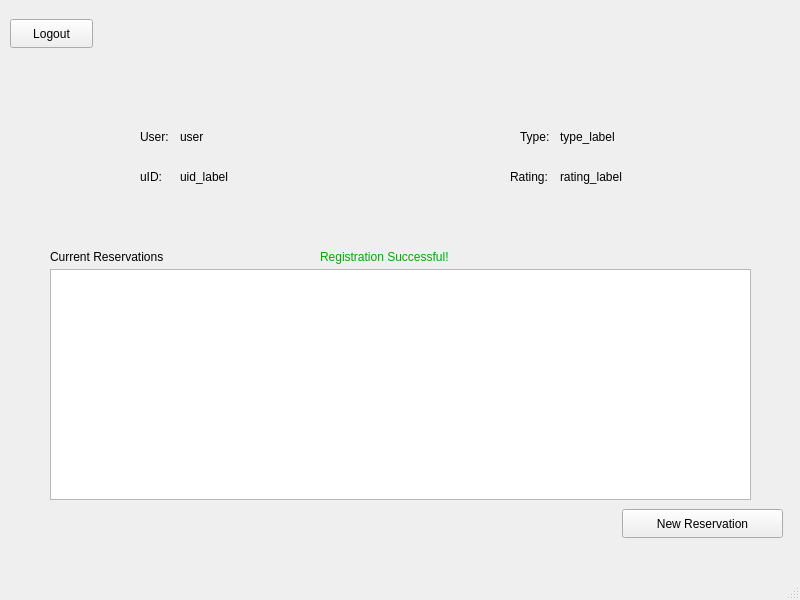
The window that mainwindow.ui (Tristen-Trias/CSUSM-Parking-Application) describes before a commit, drawn with Qt 5.
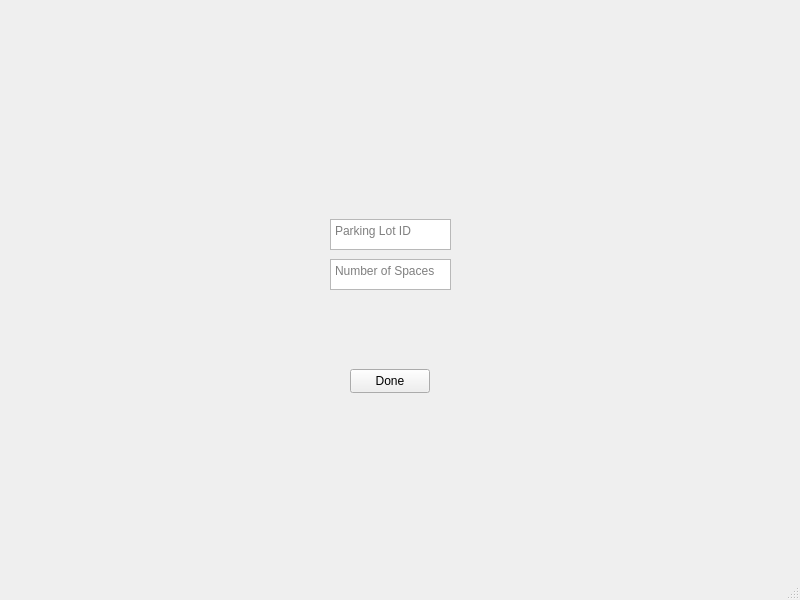
The same window after the commit. The open tabs and pages were chosen to show the change.

Commit message: Added admin functionality

What changed in the file:
```diff
--- a/mainwindow.ui
+++ b/mainwindow.ui
@@ -646,6 +646,93 @@
       </property>
       <property name="text">
        <string>&lt;html&gt;&lt;head/&gt;&lt;body&gt;&lt;p&gt;&lt;span style=&quot; color:#00aa00;&quot;&gt;Registration Successful!&lt;/span&gt;&lt;/p&gt;&lt;/body&gt;&lt;/html&gt;</string>
+      </property>
+     </widget>
+     <widget class="QPushButton" name="delete_reservation_button">
+      <property name="geometry">
+       <rect>
+        <x>40</x>
+        <y>500</y>
+        <width>161</width>
+        <height>29</height>
+       </rect>
+      </property>
+      <property name="text">
+       <string>Delete Reservation</string>
+      </property>
+     </widget>
+     <widget class="QPushButton" name="create_parking_button">
+      <property name="geometry">
+       <rect>
+        <x>640</x>
+        <y>50</y>
+        <width>111</width>
+        <height>31</height>
+       </rect>
+      </property>
+      <property name="text">
+       <string>Create Parking</string>
+      </property>
+     </widget>
+    </widget>
+    <widget class="QWidget" name="admin">
+     <widget class="QTextEdit" name="create_parking_box">
+      <property name="geometry">
+       <rect>
+        <x>330</x>
+        <y>210</y>
+        <width>121</width>
+        <height>31</height>
+       </rect>
+      </property>
+      <property name="html">
+       <string>&lt;!DOCTYPE HTML PUBLIC &quot;-//W3C//DTD HTML 4.0//EN&quot; &quot;http://www.w3.org/TR/REC-html40/strict.dtd&quot;&gt;
+&lt;html&gt;&lt;head&gt;&lt;meta name=&quot;qrichtext&quot; content=&quot;1&quot; /&gt;&lt;meta charset=&quot;utf-8&quot; /&gt;&lt;style type=&quot;text/css&quot;&gt;
+p, li { white-space: pre-wrap; }
+hr { height: 1px; border-width: 0; }
+li.unchecked::marker { content: &quot;\2610&quot;; }
+li.checked::marker { content: &quot;\2612&quot;; }
+&lt;/style&gt;&lt;/head&gt;&lt;body style=&quot; font-family:'Segoe UI'; font-size:9pt; font-weight:400; font-style:normal;&quot;&gt;
+&lt;p style=&quot;-qt-paragraph-type:empty; margin-top:0px; margin-bottom:0px; margin-left:0px; margin-right:0px; -qt-block-indent:0; text-indent:0px;&quot;&gt;&lt;br /&gt;&lt;/p&gt;&lt;/body&gt;&lt;/html&gt;</string>
+      </property>
+      <property name="placeholderText">
+       <string>Parking Lot ID</string>
+      </property>
+     </widget>
+     <widget class="QTextEdit" name="num_spaces_box">
+      <property name="geometry">
+       <rect>
+        <x>330</x>
+        <y>250</y>
+        <width>121</width>
+        <height>31</height>
+       </rect>
+      </property>
+      <property name="html">
+       <string>&lt;!DOCTYPE HTML PUBLIC &quot;-//W3C//DTD HTML 4.0//EN&quot; &quot;http://www.w3.org/TR/REC-html40/strict.dtd&quot;&gt;
+&lt;html&gt;&lt;head&gt;&lt;meta name=&quot;qrichtext&quot; content=&quot;1&quot; /&gt;&lt;meta charset=&quot;utf-8&quot; /&gt;&lt;style type=&quot;text/css&quot;&gt;
+p, li { white-space: pre-wrap; }
+hr { height: 1px; border-width: 0; }
+li.unchecked::marker { content: &quot;\2610&quot;; }
+li.checked::marker { content: &quot;\2612&quot;; }
+&lt;/style&gt;&lt;/head&gt;&lt;body style=&quot; font-family:'Segoe UI'; font-size:9pt; font-weight:400; font-style:normal;&quot;&gt;
+&lt;p style=&quot;-qt-paragraph-type:empty; margin-top:0px; margin-bottom:0px; margin-left:0px; margin-right:0px; -qt-block-indent:0; text-indent:0px;&quot;&gt;&lt;br /&gt;&lt;/p&gt;&lt;/body&gt;&lt;/html&gt;</string>
+      </property>
+      <property name="placeholderText">
+       <string>Number of Spaces</string>
+      </property>
+     </widget>
+     <widget class="QPushButton" name="done_button">
+      <property name="geometry">
+       <rect>
+        <x>350</x>
+        <y>360</y>
+        <width>80</width>
+        <height>24</height>
+       </rect>
+      </property>
+      <property name="text">
+       <string>Done</string>
       </property>
      </widget>
     </widget>
```
Left out of the diff: 56 changed lines with no effect on the pictures. The commit also changes 15 other files.
